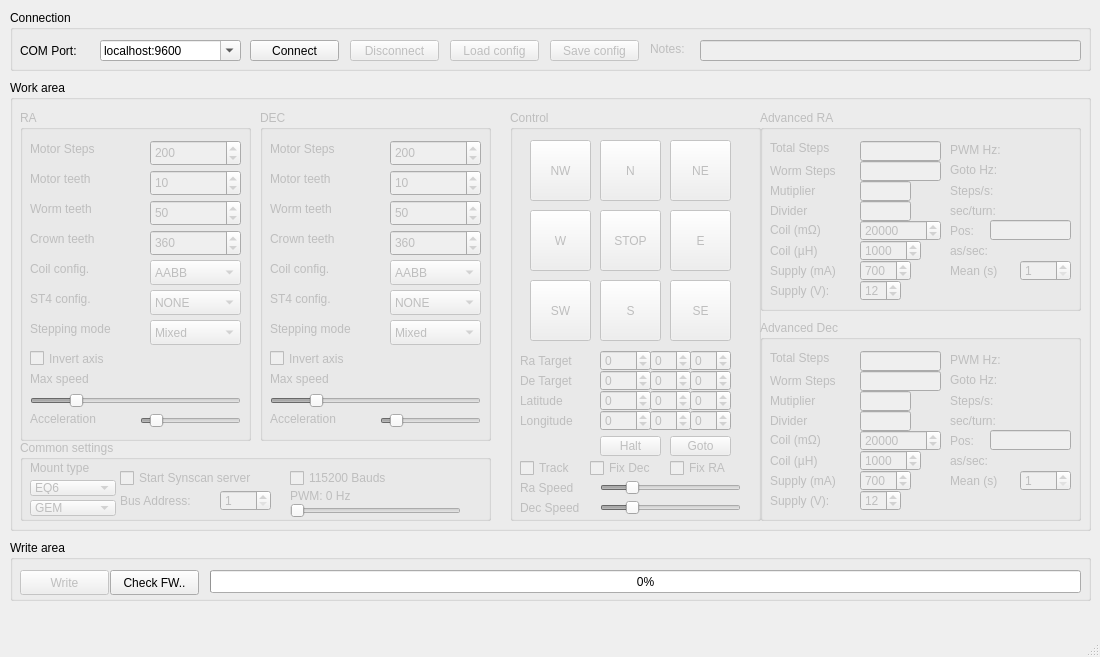
Qt form mainwindow.ui (ahp-electronics/gt-configurator) before a commit.
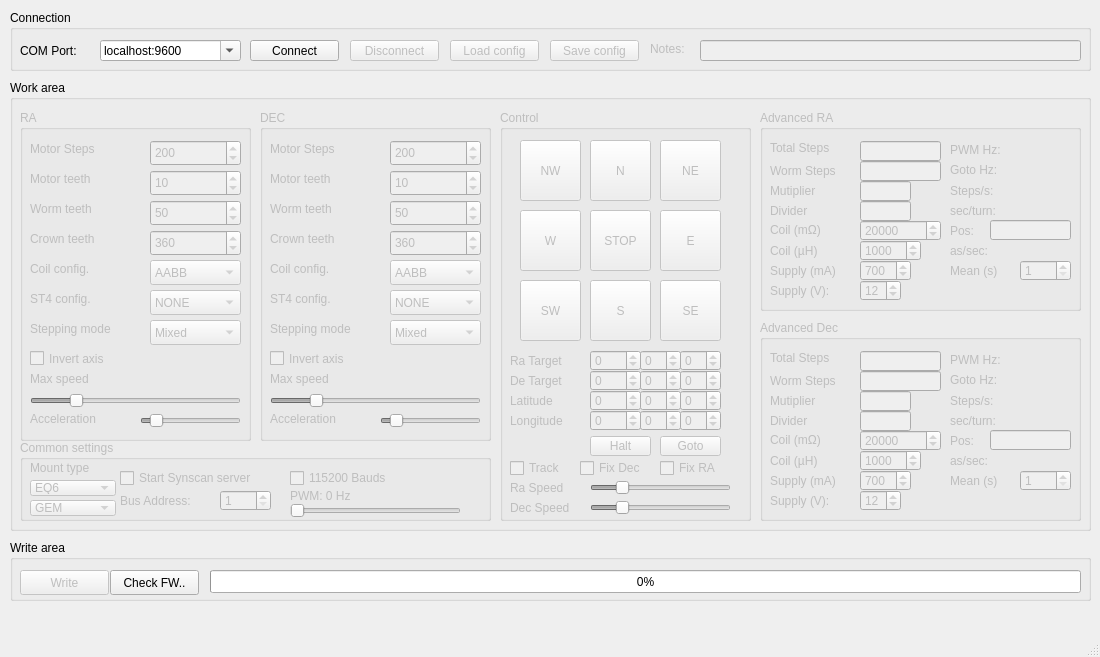
The same form after that commit.

Commit message: Limit PWM frequency to 8500Hz

The edit to the form file:
```diff
--- a/mainwindow.ui
+++ b/mainwindow.ui
@@ -38,7 +38,7 @@
      </property>
      <property name="geometry">
       <rect>
-       <x>500</x>
+       <x>490</x>
        <y>30</y>
        <width>251</width>
        <height>411</height>
```
Left out of the diff: 2 changed lines with no effect on the pictures.
